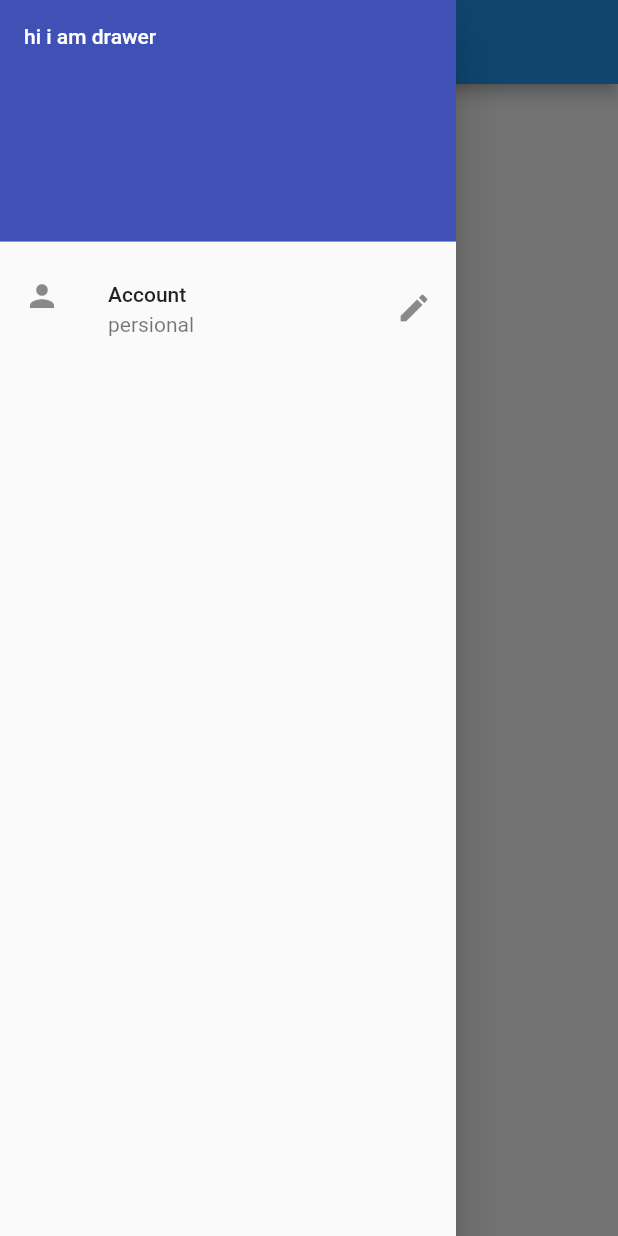
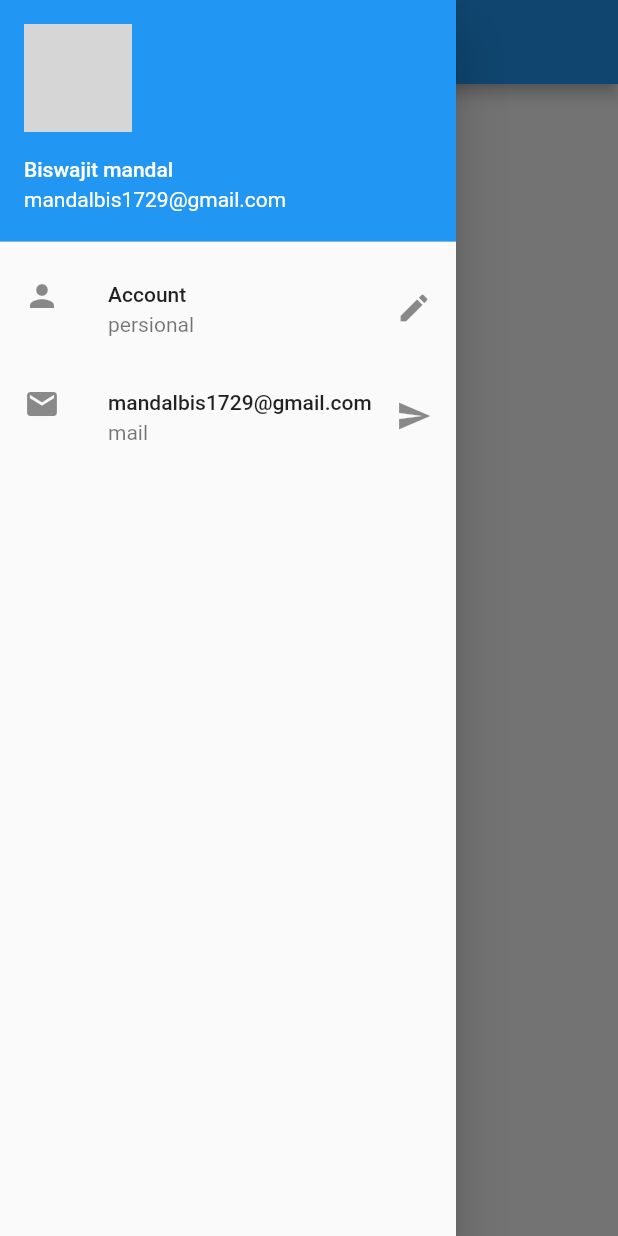
Before and after one commit to Biswajit1729/flutter_projects, a Flutter app: the screen it shows after launch, with the side drawer open, on a phone screen of 412 x 824 dp. Run offline on Flutter 3.47's test engine with Material 2 defaults, Android fonts, the phone set to English and light mode, and no system bars; our stand-ins replace simple_animations; network calls fail; grey boxes are pictures that could not be loaded.

Commit message:
cheapter 4 done

```diff
--- a/awesomeApp/lib/main.dart
+++ b/awesomeApp/lib/main.dart
@@ -16,18 +16,32 @@ class HomePage extends StatelessWidget {
         child: ListView(
           padding: EdgeInsets.zero,
           children: [
-            DrawerHeader(
-              child: Text(
-                'hi i am drawer',
-                style: TextStyle(color: Colors.white),
+            // DrawerHeader(
+            //   child: Text(
+            //     'hi i am drawer',
+            //     style: TextStyle(color: Colors.white),
+            //   ),
+            //   decoration: BoxDecoration(color: Colors.indigo),
+            // ),
+            UserAccountsDrawerHeader(
+              accountName: Text('Biswajit mandal'),
+              accountEmail: Text('mandalbis1729@gmail.com'),
+              currentAccountPicture: CircleAvatar(
+                backgroundImage: NetworkImage(
+                    "https://images.unsplash.com/photo-1535713875002-d1d0cf377fde?ixlib=rb-1.2.1&ixid=eyJhcHBfaWQiOjEyMDd9&auto=format&fit=crop&w=500&q=60"),
               ),
-              decoration: BoxDecoration(color: Colors.indigo),
             ),
             ListTile(
               leading: Icon(Icons.person),
               title: Text('Account'),
               subtitle: Text('persional'),
               trailing: Icon(Icons.edit),
+            ),
+            ListTile(
+              leading: Icon(Icons.email),
+              title: Text('mandalbis1729@gmail.com'),
+              subtitle: Text('mail'),
+              trailing: Icon(Icons.send),
             )
           ],
         ),
```
